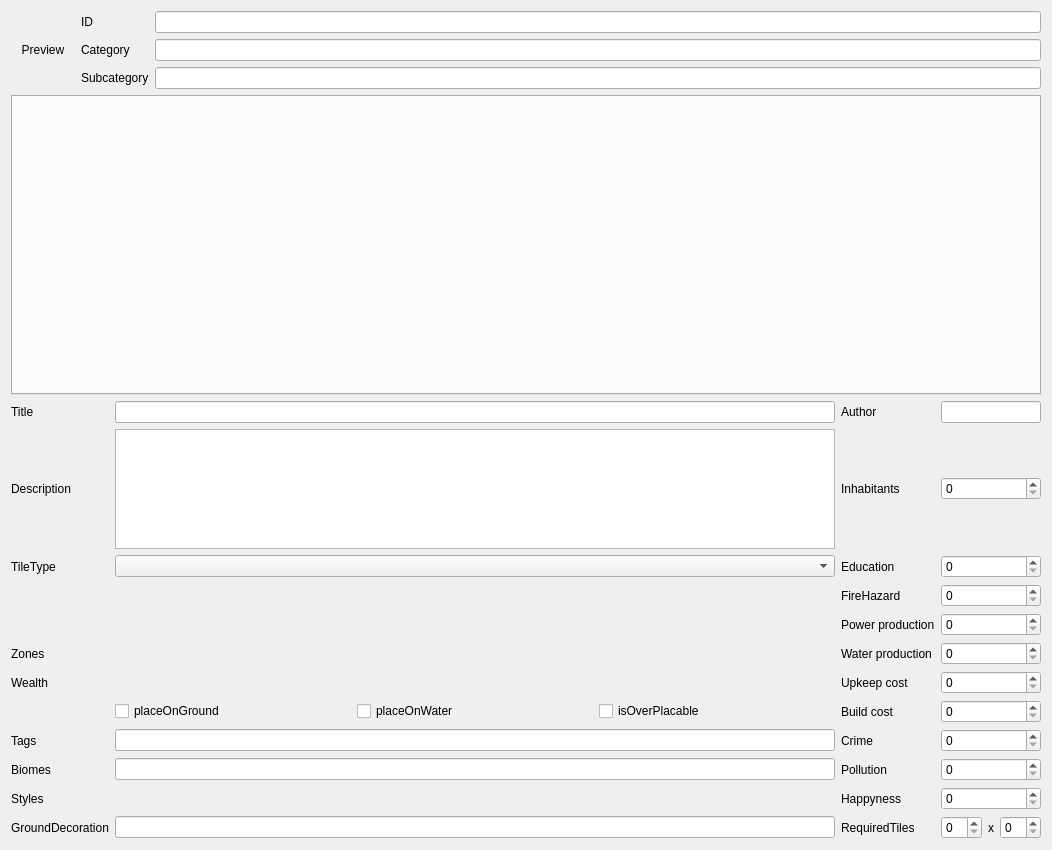
Before: the Qt Designer form src/TileDataUI.ui in CytopiaTeam/TileData-Editor, drawn with Qt 5.
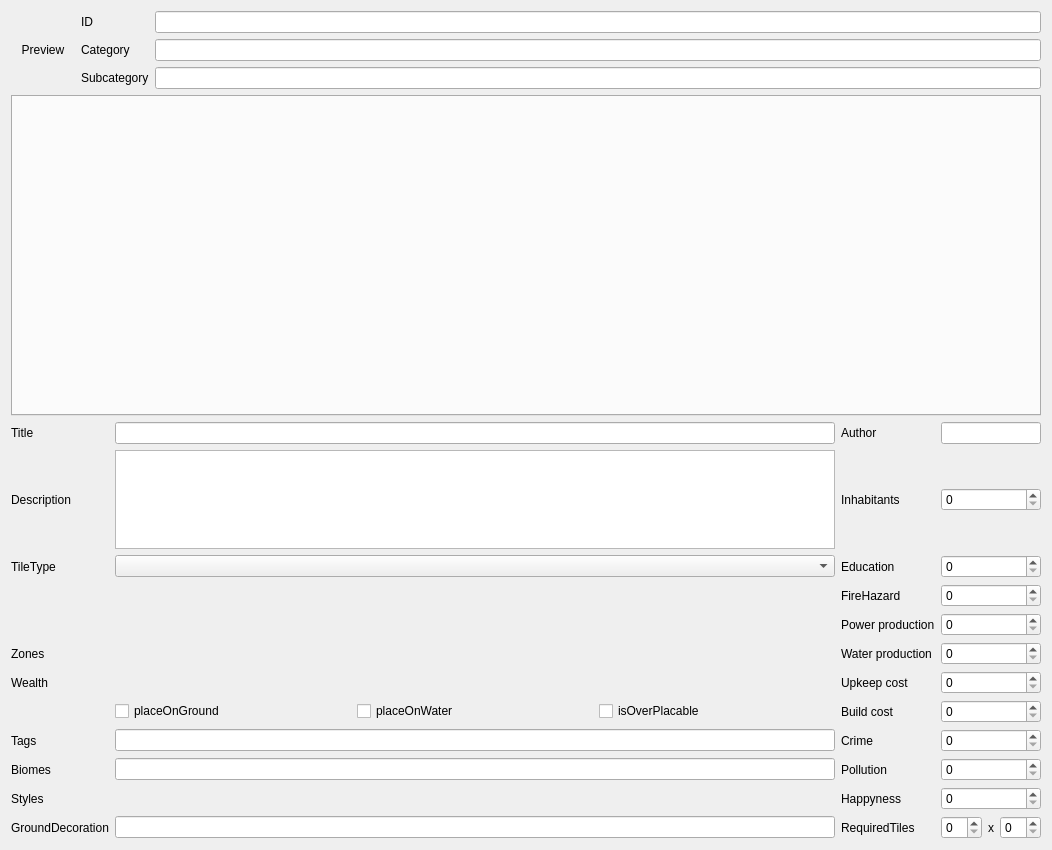
After: the same form once the commit is applied.

```diff
--- a/src/TileDataUI.ui
+++ b/src/TileDataUI.ui
@@ -91,7 +91,7 @@
      <property name="minimumSize">
       <size>
        <width>0</width>
-       <height>300</height>
+       <height>321</height>
       </size>
      </property>
      <property name="currentIndex">
```
